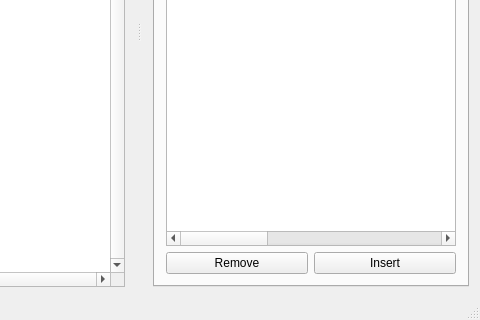
Above: WorldSpawnerTool/mainwindow.ui from TheAnswer/Tools before the change; both pictures show x 460 to 940 and y 273 to 593 of the 940 by 593 pixel window. Below: the same form after it.
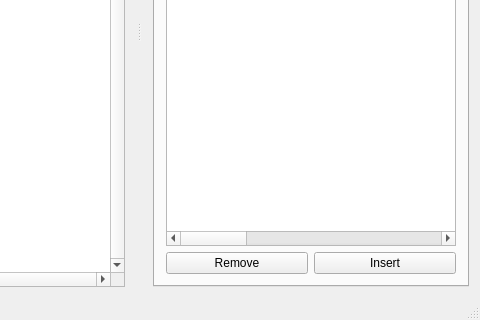
That is the form after the change. The open tabs and pages were chosen to show the change. Icons and pictures are not drawn.

Diff of the .ui file:
```diff
--- a/WorldSpawnerTool/mainwindow.ui
+++ b/WorldSpawnerTool/mainwindow.ui
@@ -363,6 +363,16 @@
                <string>ParentID</string>
               </property>
              </column>
+             <column>
+              <property name="text">
+               <string>Mood Animation</string>
+              </property>
+             </column>
+             <column>
+              <property name="text">
+               <string>Custom Name</string>
+              </property>
+             </column>
             </widget>
            </item>
           </layout>
```
Left out of the diff: 2 changed lines with no effect on the pictures.
